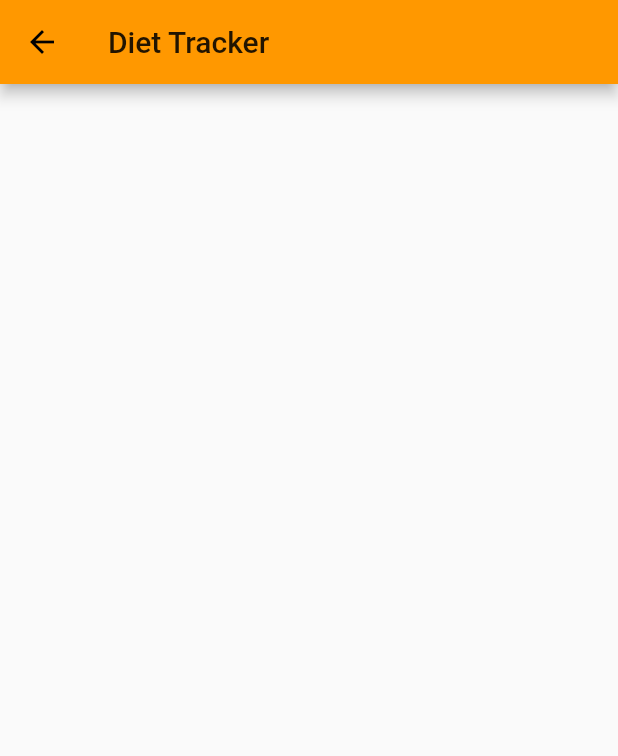
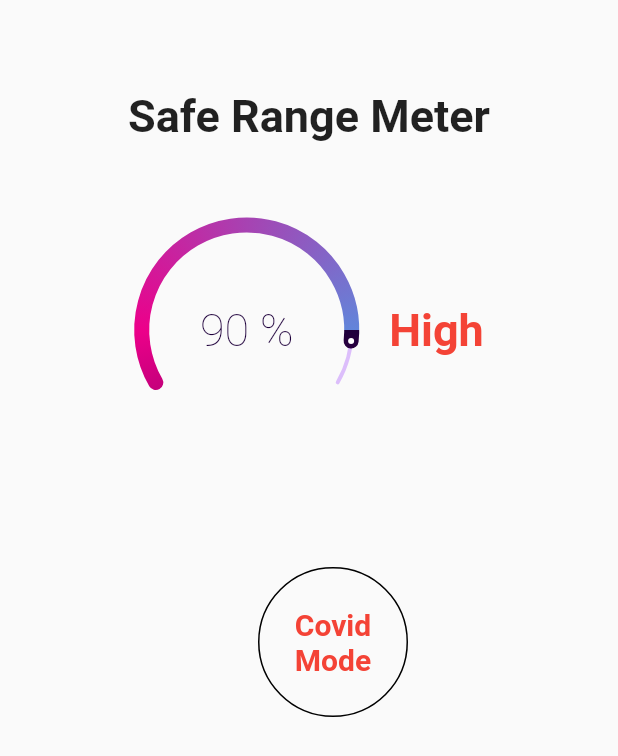
Before and after one commit to AUA-Youth-Forum/sporty-sam, a Flutter app: the DietTrackerPage screen opened directly, on a phone screen of 412 x 824 dp. Shown: the top 756 px of the screen. Run offline on Flutter 3.47's test engine with Material 2 defaults, Android fonts, the phone set to English and light mode, and no system bars; drawn by our look-alikes of sleek_circular_slider; our stand-ins replace cached_network_image, cloud_firestore, firebase_auth, firebase_database, firebase_storage, flare_flutter and 4 more; missing offline and left inert: activity_recognition_flutter, flutter_country_picker; accounts and stored records are empty.

Commit message:
Add Covid mode

```diff
--- /dev/null
+++ b/sporty_sam/lib/const/fab_circle.dart
@@ -0,0 +1,309 @@
+import 'dart:math';
+import 'package:flutter/foundation.dart';
+import 'package:flutter/material.dart';
+import 'package:vector_math/vector_math.dart' as vector;
+
+typedef DisplayChange = void Function(bool isOpen);
+
+class FabCircle extends StatefulWidget {
+  final List<Widget> children;
+  final Alignment alignment;
+  final Color ringColor;
+  final double ringDiameter;
+  final double ringWidth;
+  final double fabSize;
+  final double fabElevation;
+  final Color fabColor;
+  final Color fabOpenColor;
+  final Color fabCloseColor;
+  final Widget fabChild;
+  final Widget fabOpenIcon;
+  final Widget fabCloseIcon;
+  final ShapeBorder fabIconBorder;
+  final EdgeInsets fabMargin;
+  final Duration animationDuration;
+  final Curve animationCurve;
+  final DisplayChange onDisplayChange;
+
+  FabCircle(
+      {Key key,
+      this.alignment = Alignment.center,
+      this.ringColor,
+      this.ringDiameter,
+      this.ringWidth,
+      this.fabSize = 64.0,
+      this.fabElevation = 8.0,
+      this.fabColor,
+      this.fabOpenColor,
+      this.fabCloseColor,
+      this.fabIconBorder,
+      this.fabChild,
+      this.fabOpenIcon = const Icon(Icons.menu),
+      this.fabCloseIcon = const Icon(Icons.close),
+      this.fabMargin = const EdgeInsets.all(16.0),
+      this.animationDuration = const Duration(milliseconds: 800),
+      this.animationCurve = Curves.easeInOutCirc,
+      this.onDisplayChange,
+      @required this.children})
+      : assert(children != null),
+        assert(children.length >= 2),
+        super(key: key);
+
+  @override
+  FabCircleState createState() => FabCircleState();
+}
+
+class FabCircleState extends State<FabCircle>
+    with SingleTickerProviderStateMixin {
+  double _screenWidth;
+  double _screenHeight;
+  double _marginH;
+  double _marginV;
+  double _directionX;
+  double _directionY;
+  double _translationX;
+  double _translationY;
+
+  Color _ringColor;
+  double _ringDiameter;
+  double _ringWidth;
+  Color _fabColor;
+  Color _fabOpenColor;
+  Color _fabCloseColor;
+  ShapeBorder _fabIconBorder;
+
+  AnimationController _animationController;
+  Animation<double> _scaleAnimation;
+  Animation _scaleCurve;
+  Animation<double> _rotateAnimation;
+  Animation _rotateCurve;
+  Animation<Color> _colorAnimation;
+  Animation _colorCurve;
+
+  bool _isOpen = false;
+  bool _isAnimating = false;
+
+  @override
+  void initState() {
+    super.initState();
+
+    _animationController =
+        AnimationController(duration: widget.animationDuration, vsync: this);
+
+    _scaleCurve = CurvedAnimation(
+        parent: _animationController,
+        curve: Interval(0.0, 0.4, curve: widget.animationCurve));
+    _scaleAnimation = Tween<double>(begin: 0.0, end: 1.0).animate(_scaleCurve)
+      ..addListener(() {
+        setState(() {});
+      });
+
+    _rotateCurve = CurvedAnimation(
+        parent: _animationController,
+        curve: Interval(0.4, 1.0, curve: widget.animationCurve));
+    _rotateAnimation = Tween<double>(begin: 0.5, end: 1.0).animate(_rotateCurve)
+      ..addListener(() {
+        setState(() {});
+      });
+  }
+
+  @override
+  void dispose() {
+    _animationController.dispose();
+    super.dispose();
+  }
+
+  @override
+  void didChangeDependencies() {
+    super.didChangeDependencies();
+    _calculateProps();
+  }
+
+  @override
+  Widget build(BuildContext context) {
+    // This makes the widget able to correctly redraw on
+    // hot reload while keeping performance in production
+    if (!kReleaseMode) {
+      _calculateProps();
+    }
+
+    return Container(
+      margin: widget.fabMargin,
+      // Removes the default FAB margin
+      transform: Matrix4.translationValues(16.0, 16.0, 0.0),
+      child: Stack(
+        alignment: widget.alignment,
+        children: <Widget>[
+          // Ring
+          Transform(
+            transform:
+                Matrix4.translationValues(_translationX, _translationY, 0.0)
+                  ..scale(_scaleAnimation.value),
+            alignment: FractionalOffset.center,
+            child: OverflowBox(
+              maxWidth: _ringDiameter,
+              maxHeight: _ringDiameter,
+              child: Container(
+                width: _ringDiameter,
+                height: _ringDiameter,
+                child: CustomPaint(
+                  painter: _RingPainter(width: _ringWidth, color: _ringColor),
+                  child: _scaleAnimation.value == 1.0
+                      ? Transform.rotate(
+                          angle: (2 * pi) *
+                              _rotateAnimation.value *
+                              _directionX *
+                              _directionY,
+                          child: Container(
+                            child: Stack(
+                              alignment: Alignment.center,
+                              children: widget.children
+                                  .asMap()
+                                  .map((index, child) => MapEntry(index,
+                                      _applyTransformations(child, index)))
+                                  .values
+                                  .toList(),
+                            ),
+                          ),
+                        )
+                      : Container(),
+                ),
+              ),
+            ),
+          ),
+
+          // FAB
+          Container(
+            width: 100,
+            height: 100,
+            child: RawMaterialButton(
+              fillColor: Colors.transparent,
+              shape: RoundedRectangleBorder(side: BorderSide(color: Colors.black), borderRadius: BorderRadius.circular(50)),
+              elevation: 0,
+              onPressed: () {
+                if (_isAnimating) return;
+
+                if (_isOpen) {
+                  close();
+                } else {
+                  open();
+                }
+              },
+              child: Center(
+                  child: Text("Covid Mode", textAlign: TextAlign.center, style: TextStyle(color: Colors.red, fontWeight: FontWeight.bold, fontSize: 20),)),
+            ),
+          ),
+        ],
+      ),
+    );
+  }
+
+  Widget _applyTransformations(Widget child, int index) {
+    double angleFix = 0.0;
+    if (widget.alignment.x == 0) {
+      angleFix = 45.0 * _directionY.abs();
+    } else if (widget.alignment.y == 0) {
+      angleFix = -45.0 * _directionX.abs();
+    }
+
+    final angle =
+        vector.radians(360.0 / (widget.children.length) * index + angleFix);
+
+    return Transform(
+        transform: Matrix4.translationValues(
+            (-(_ringDiameter / 2) * cos(angle) +
+                    (_ringWidth / 2 * cos(angle))) *
+                _directionX,
+            (-(_ringDiameter / 2) * sin(angle) +
+                    (_ringWidth / 2 * sin(angle))) *
+                _directionY,
+            0.0),
+        alignment: FractionalOffset.center,
+        child: Material(
+          color: Colors.transparent,
+          child: child,
+        ));
+  }
+
+  void _calculateProps() {
+    _ringColor = widget.ringColor ?? Theme.of(context).accentColor;
+    _fabColor = widget.fabColor ?? Theme.of(context).primaryColor;
+    _fabOpenColor = widget.fabOpenColor ?? _fabColor;
+    _fabCloseColor = widget.fabCloseColor ?? _fabColor;
+    _fabIconBorder = widget.fabIconBorder ?? CircleBorder();
+    _screenWidth = MediaQuery.of(context).size.width;
+    _screenHeight = MediaQuery.of(context).size.height;
+    _ringDiameter =
+        widget.ringDiameter ?? min(_screenWidth, _screenHeight);
+    _ringWidth = widget.ringWidth ?? _ringDiameter * 0.3;
+    _marginH = (widget.fabMargin.right + widget.fabMargin.left) / 2;
+    _marginV = (widget.fabMargin.top + widget.fabMargin.bottom) / 2;
+    _directionX = widget.alignment.x == 0 ? 1 : 1 * widget.alignment.x.sign;
+    _directionY = widget.alignment.y == 0 ? 1 : 1 * widget.alignment.y.sign;
+    _translationX =
+        ((_screenWidth - widget.fabSize) / 2 - _marginH) * widget.alignment.x;
+    _translationY =
+        ((_screenHeight - widget.fabSize) / 2 - _marginV) * widget.alignment.y;
+
+    if (_colorAnimation == null || !kReleaseMode) {
+      _colorCurve = CurvedAnimation(
+          parent: _animationController,
+          curve: Interval(0.0, 0.4, curve: widget.animationCurve));
+      _colorAnimation = ColorTween(begin: _fabCloseColor, end: _fabOpenColor)
+          .animate(_colorCurve)
+            ..addListener(() {
+              setState(() {});
+            });
+    }
+  }
+
+  void open() {
+    _isAnimating = true;
+    _animationController.forward().then((_) {
+      _isAnimating = false;
+      _isOpen = true;
+      if (widget.onDisplayChange != null) {
+        widget.onDisplayChange(true);
+      }
+    });
+  }
+
+  void close() {
+    _isAnimating = true;
+    _animationController.reverse().then((_) {
+      _isAnimating = false;
+      _isOpen = false;
+      if (widget.onDisplayChange != null) {
+        widget.onDisplayChange(false);
+      }
+    });
+  }
+
+  bool get isOpen => _isOpen;
+}
+
+class _RingPainter extends CustomPainter {
+  final double width;
+  final Color color;
+
+  _RingPainter({@required this.width, this.color});
+
+  @override
+  void paint(Canvas canvas, Size size) {
+    final paint = Paint()
+      ..color = color ?? Colors.white
+      ..style = PaintingStyle.stroke
+      ..strokeWidth = size.width < width ? size.width : width;
+
+    canvas.drawArc(
+        Rect.fromLTWH(
+            width / 2, width / 2, size.width - width, size.height - width),
+        0.0,
+        2 * pi,
+        false,
+        paint);
+  }
+
+  @override
+  bool shouldRepaint(CustomPainter oldDelegate) => true;
+}
--- a/sporty_sam/lib/dietTracker.dart
+++ b/sporty_sam/lib/dietTracker.dart
@@ -1,5 +1,10 @@
+import 'package:flutter/cupertino.dart';
 import 'package:flutter/material.dart';
 import 'package:google_fonts/google_fonts.dart';
+import 'package:sporty_sam/const/fab_circle.dart';
+import 'package:sleek_circular_slider/sleek_circular_slider.dart';
+
+import 'const/fab_circle.dart';
 
 
 class DietTrackerPage extends StatefulWidget {
@@ -16,15 +21,99 @@ class _DietTrackerPageState extends State<DietTrackerPage> {
   @override
   Widget build(BuildContext context) {
     return Scaffold(
-        appBar: AppBar(
-          title: Text('Diet Tracker'),
-        ),
-        body: SingleChildScrollView(
-            child: Column(
-              children: <Widget>[
+        body: Center(
+          child: Stack(
+            children: [
 
-              ],
-            )
+              Container(
+                margin: EdgeInsets.all(60.0),
+                child: Column(
+                  children: [
+                    Text("Safe Range Meter", style: TextStyle(fontWeight: FontWeight.bold, fontSize: 30),),
+                    SizedBox(
+                      height: 50,
+                    ),
+                    Row(
+                      mainAxisAlignment: MainAxisAlignment.center,
+                      children: [
+                        SleekCircularSlider(
+                          appearance: CircularSliderAppearance(
+                              customWidths: CustomSliderWidths(progressBarWidth: 10)),
+                          min: 0,
+                          max: 100,
+                          initialValue: 90,
+                        ),
+                        Container(
+                          padding: EdgeInsets.only(left: 20),
+                            child: Text("High", style: TextStyle(color: Colors.red, fontWeight: FontWeight.bold, fontSize: 30),)
+                        ),
+                      ],
+                    ),
+                  ],
+                ),
+              ),
+              FabCircle(
+                alignment: Alignment.center,
+                children: [
+                  RawMaterialButton(
+                      onPressed: () {  },
+                      child: Stack(
+                        children: [
+                          IconButton(
+                            icon: Icon(Icons.flag), onPressed: () {  },
+                          ),
+                          Text("Local Data")
+                        ],
+                      )
+                  ),
+                  RawMaterialButton(
+                      onPressed: () {  },
+                      child: Stack(
+                        children: [
+                          IconButton(
+                            icon: Icon(Icons.public), onPressed: () {  },
+                          ),
+                          Text("Global Data")
+                        ],
+                      )
+                  ),
+                  RawMaterialButton(
+                      onPressed: () {  },
+                      child: Stack(
+                        children: [
+                          IconButton(
+                            icon: Icon(Icons.masks), onPressed: () {  },
+                          ),
+                          Text("Mask On")
+                        ],
+                      )
+                  ),
+                  RawMaterialButton(
+                      onPressed: () {  },
+                      child: Stack(
+                        children: [
+                          IconButton(
+                            icon: Icon(Icons.article), onPressed: () {  },
+                          ),
+                          Text("Tips & News")
+                        ],
+                      )
+                  ),
+                  RawMaterialButton(
+                      onPressed: () {  },
+                      child: Stack(
+                        children: [
+                          IconButton(
+                            icon: Icon(Icons.settings), onPressed: () {  },
+                          ),
+                          Text("Social Distance")
+                        ],
+                      )
+                  ),
+                ],
+              ),
+            ],
+          )
         )
     );
   }
--- a/sporty_sam/lib/home.dart
+++ b/sporty_sam/lib/home.dart
@@ -424,7 +424,7 @@ class _MyHomePageState extends State<MyHomePage> {
                   iconSize: 48.0,
                   color: Colors.black),
               IconButton(
-                  icon: Icon(Icons.fastfood),
+                  icon: Icon(Icons.coronavirus),
                   onPressed: () {
                     Navigator.push(
                         context,
--- a/sporty_sam/pubspec.yaml
+++ b/sporty_sam/pubspec.yaml
@@ -20,13 +20,14 @@ dependencies:
   flutter:
     sdk: flutter
   rive: ^0.0.1
-  flutter_datetime_picker: ^1.3.8
+  flutter_datetime_picker: ^1.4.0
   firebase_auth: ^0.15.5+2
   firebase_database: ^3.1.3
   cloud_firestore: ^0.13.4+2
   firebase_storage: ^3.1.3
   cached_network_image: ^2.0.0
   flutter_country_picker: ^0.1.6
+  sleek_circular_slider: ^1.2.0+web
 #  sensors: ^0.4.2+1
   activity_recognition_flutter: ^1.2.0
   pie_chart:
```
Also changed, not shown: sporty_sam/lib/const/circular_menu.dart (added, +269 -0 lines), sporty_sam/pubspec.lock, 1 other file.
